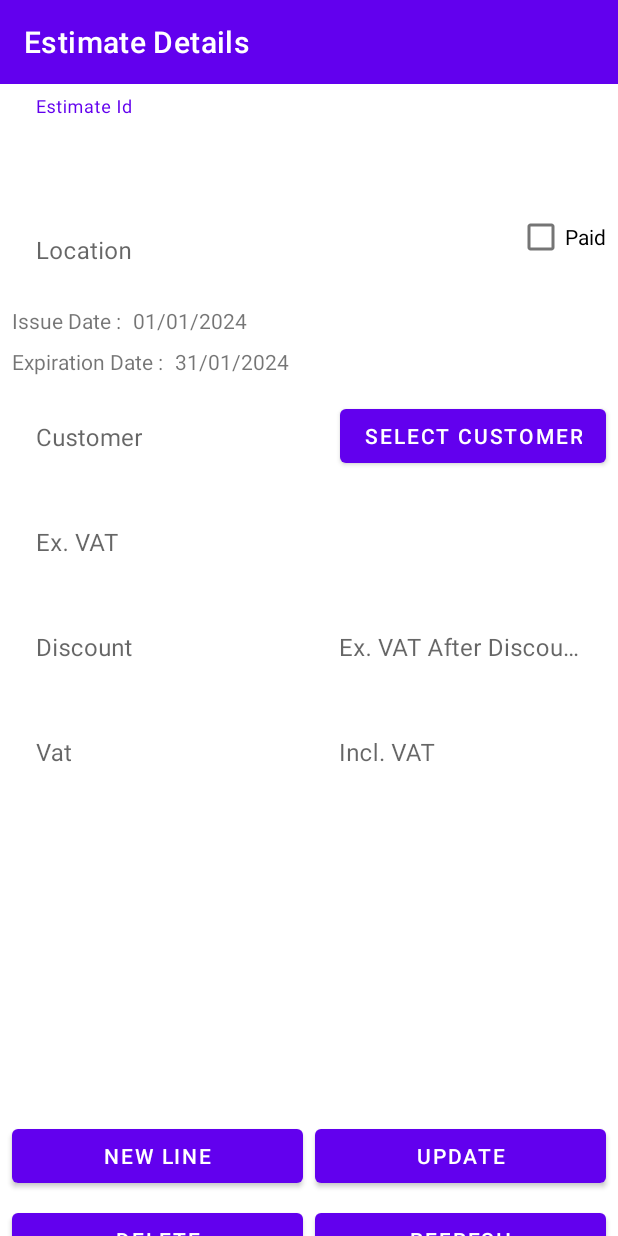
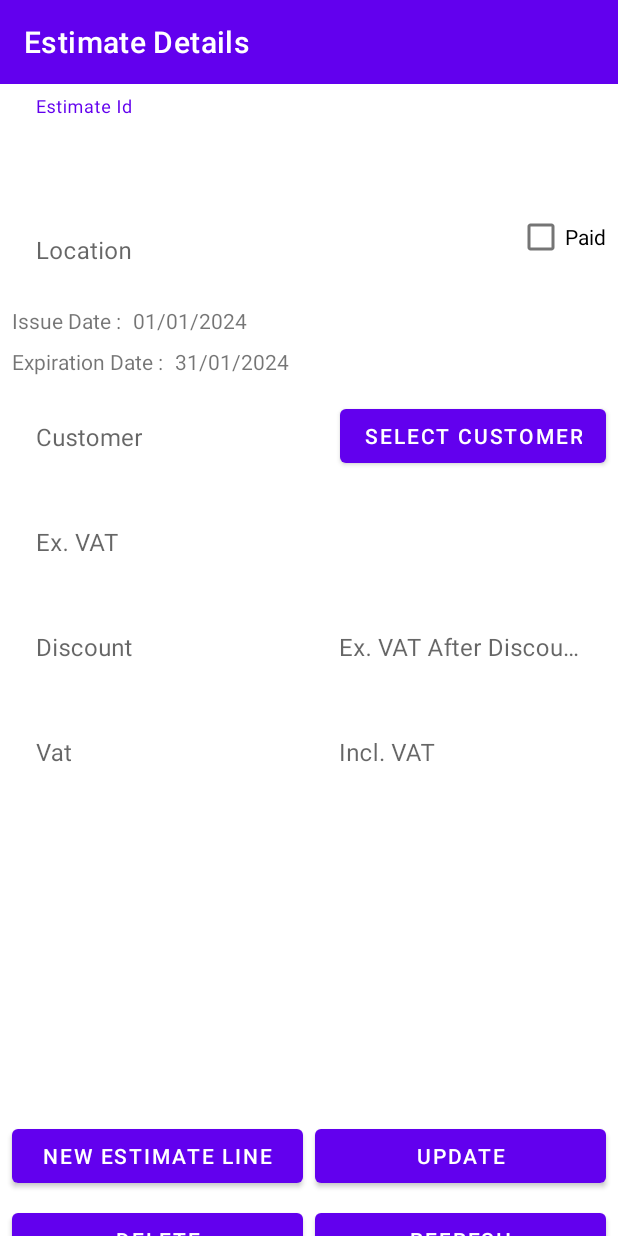
Before and after one commit to abdelouahadelfihri/metalconstructionsestimates-v2.0.0, an Android app: the EstimateDetails screen opened directly, with no data from a screen before it, on a phone screen of 412 x 824 dp. Run offline under Robolectric (Android 15) with nearby library versions, the phone set to English and light mode, and no system bars; 72 statements that could not run were skipped.

Commit message:
updates to activity_estimate_details.xml

```diff
--- a/app/src/main/res/layout/activity_estimate_details.xml
+++ b/app/src/main/res/layout/activity_estimate_details.xml
@@ -311,7 +311,7 @@
             android:id="@+id/newLineButton"
             android:layout_width="0dp"
             android:layout_height="wrap_content"
-            android:text="New Line"
+            android:text="@string/newEstimateLine"
             app:layout_constraintTop_toBottomOf="@id/estimateLinesRecycler"
             app:layout_constraintStart_toStartOf="parent"
             app:layout_constraintEnd_toStartOf="@id/updateButton"
@@ -323,7 +323,7 @@
             android:id="@+id/updateButton"
             android:layout_width="0dp"
             android:layout_height="wrap_content"
-            android:text="Update"
+            android:text="@string/update"
             app:layout_constraintTop_toTopOf="@id/newLineButton"
             app:layout_constraintStart_toEndOf="@id/newLineButton"
             app:layout_constraintEnd_toEndOf="parent"
@@ -335,7 +335,7 @@
             android:id="@+id/deleteButton"
             android:layout_width="0dp"
             android:layout_height="wrap_content"
-            android:text="Delete"
+            android:text="@string/delete"
             app:layout_constraintTop_toBottomOf="@id/newLineButton"
             app:layout_constraintStart_toStartOf="parent"
             app:layout_constraintEnd_toStartOf="@id/refreshButton"
@@ -347,7 +347,7 @@
             android:id="@+id/refreshButton"
             android:layout_width="0dp"
             android:layout_height="wrap_content"
-            android:text="Refresh"
+            android:text="@string/refresh"
             app:layout_constraintTop_toTopOf="@id/deleteButton"
             app:layout_constraintStart_toEndOf="@id/deleteButton"
             app:layout_constraintEnd_toEndOf="parent"
```
